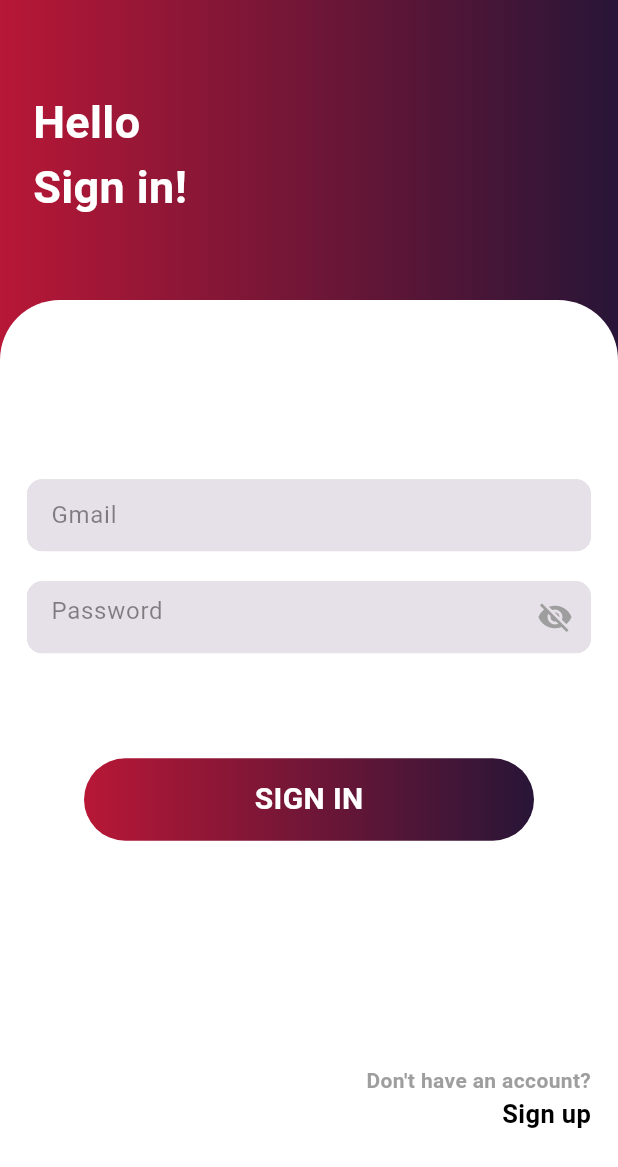
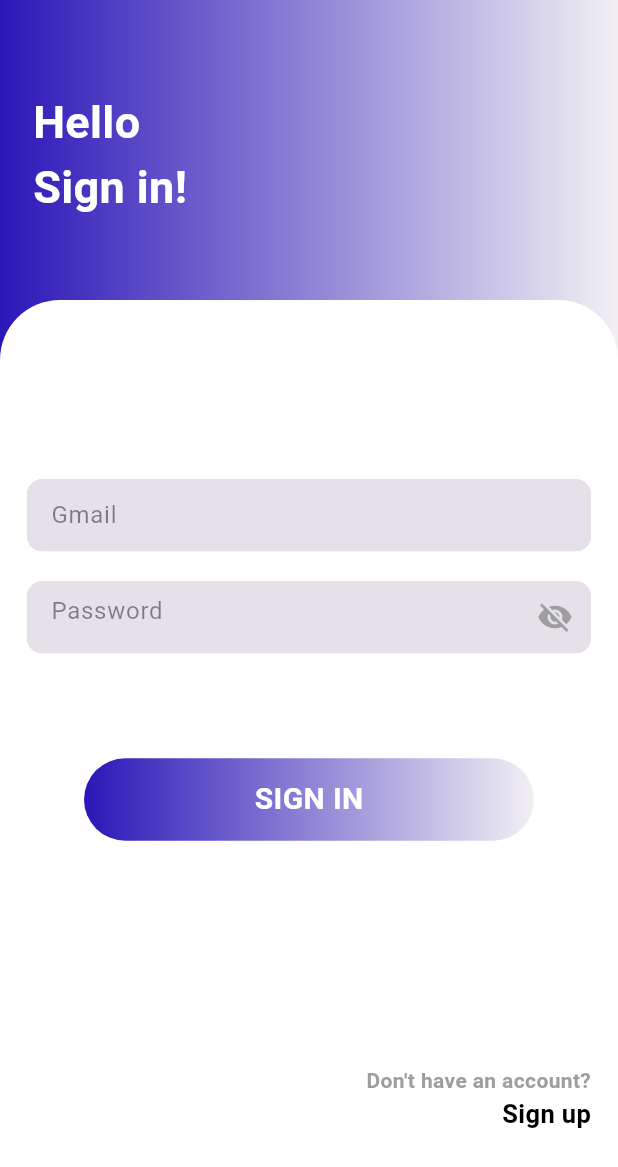
Before and after one commit to sakyarasadi/finalYearProject, a Flutter app: the screen it shows after launch, on a phone screen of 412 x 824 dp. Shown: the top 1167 px of the screen. Run offline on Flutter 3.47's test engine with Material 3 defaults, Android fonts, the phone set to English and light mode, and no system bars; our stand-ins replace cloud_firestore, firebase_auth, firebase_core, fluttertoast, image_picker; accounts and stored records are empty.

Commit message:
refactor: Update login page gradient colors

```diff
--- a/flutterapp/flutter_firebase/lib/features/user_auth/presentation/pages/login_page.dart
+++ b/flutterapp/flutter_firebase/lib/features/user_auth/presentation/pages/login_page.dart
@@ -37,8 +37,8 @@ class _LoginPageState extends State<LoginPage> {
             decoration: const BoxDecoration(
               gradient: LinearGradient(
                 colors: [
-                  Color(0xffB81736),
-                  Color(0xff281537),
+                  Color.fromARGB(255, 42, 23, 184),
+                  Color.fromARGB(255, 242, 240, 243),
                 ],
               ),
             ),
@@ -95,8 +95,8 @@ class _LoginPageState extends State<LoginPage> {
                           borderRadius: BorderRadius.circular(30),
                           gradient: LinearGradient(
                             colors: [
-                              Color(0xffB81736),
-                              Color(0xff281537),
+                              Color.fromARGB(255, 42, 23, 184),
+                              Color.fromARGB(255, 242, 240, 243),
                             ],
                           ),
                         ),
```
